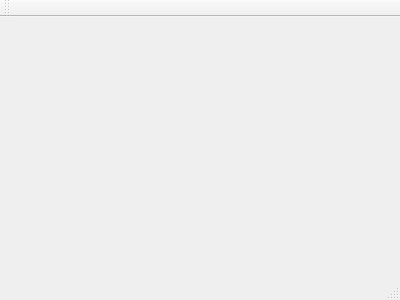
Old version of the form mainwindow.ui in the repository maggawaage/skil3.
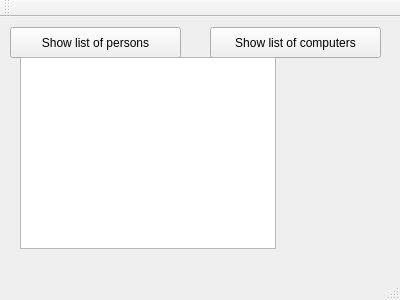
New version of the form.

Diff of the .ui file:
```diff
--- a/mainwindow.ui
+++ b/mainwindow.ui
@@ -12,13 +12,65 @@
   <property name="windowTitle" >
    <string>MainWindow</string>
   </property>
-  <widget class="QMenuBar" name="menuBar" />
-  <widget class="QToolBar" name="mainToolBar" />
-  <widget class="QWidget" name="centralWidget" />
-  <widget class="QStatusBar" name="statusBar" />
+  <widget class="QWidget" name="centralWidget">
+   <widget class="QPushButton" name="pushButtonPerson">
+    <property name="geometry">
+     <rect>
+      <x>10</x>
+      <y>10</y>
+      <width>171</width>
+      <height>31</height>
+     </rect>
+    </property>
+    <property name="text">
+     <string>Show list of persons</string>
+    </property>
+   </widget>
+   <widget class="QPushButton" name="pushButtonComputer">
+    <property name="geometry">
+     <rect>
+      <x>210</x>
+      <y>10</y>
+      <width>171</width>
+      <height>31</height>
+     </rect>
+    </property>
+    <property name="text">
+     <string>Show list of computers</string>
+    </property>
+   </widget>
+   <widget class="QListWidget" name="listOfPersons">
+    <property name="geometry">
+     <rect>
+      <x>20</x>
+      <y>40</y>
+      <width>256</width>
+      <height>192</height>
+     </rect>
+    </property>
+   </widget>
+  </widget>
+  <widget class="QMenuBar" name="menuBar">
+   <property name="geometry">
+    <rect>
+     <x>0</x>
+     <y>0</y>
+     <width>400</width>
+     <height>22</height>
+    </rect>
+   </property>
+  </widget>
+  <widget class="QToolBar" name="mainToolBar">
+   <attribute name="toolBarArea">
+    <enum>TopToolBarArea</enum>
+   </attribute>
+   <attribute name="toolBarBreak">
+    <bool>false</bool>
+   </attribute>
+  </widget>
+  <widget class="QStatusBar" name="statusBar"/>
  </widget>
- <layoutDefault spacing="6" margin="11" />
- <pixmapfunction></pixmapfunction>
+ <layoutdefault spacing="6" margin="11"/>
  <resources/>
  <connections/>
 </ui>
```
Left out of the diff: 7 changed lines with no effect on the pictures.
